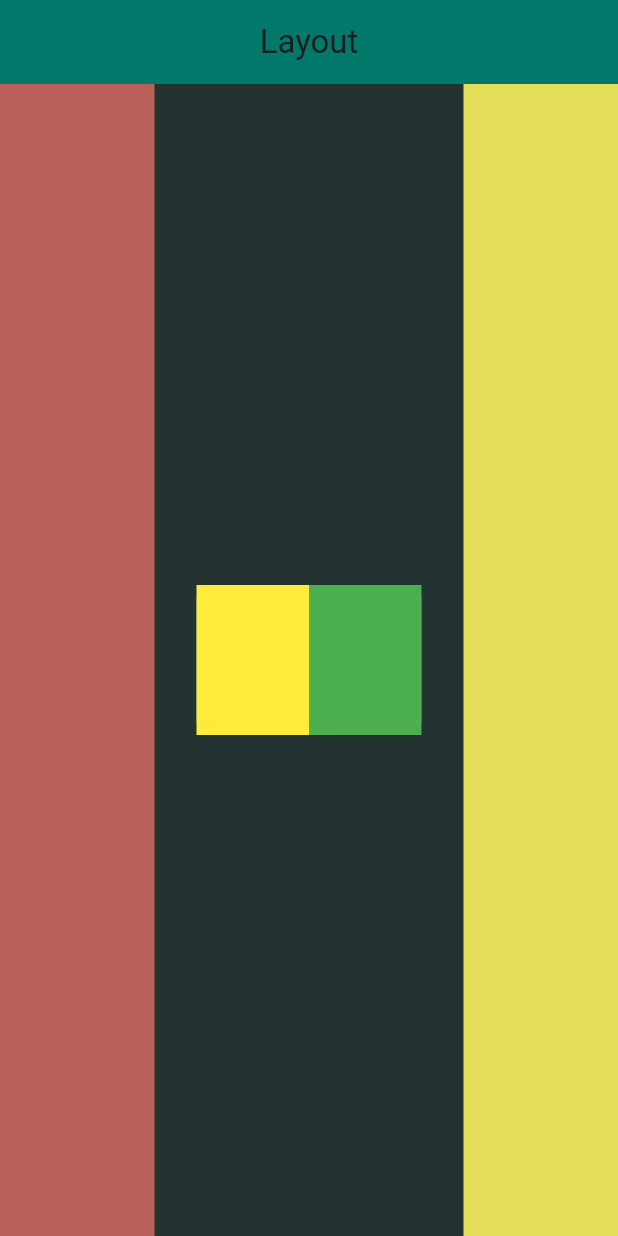
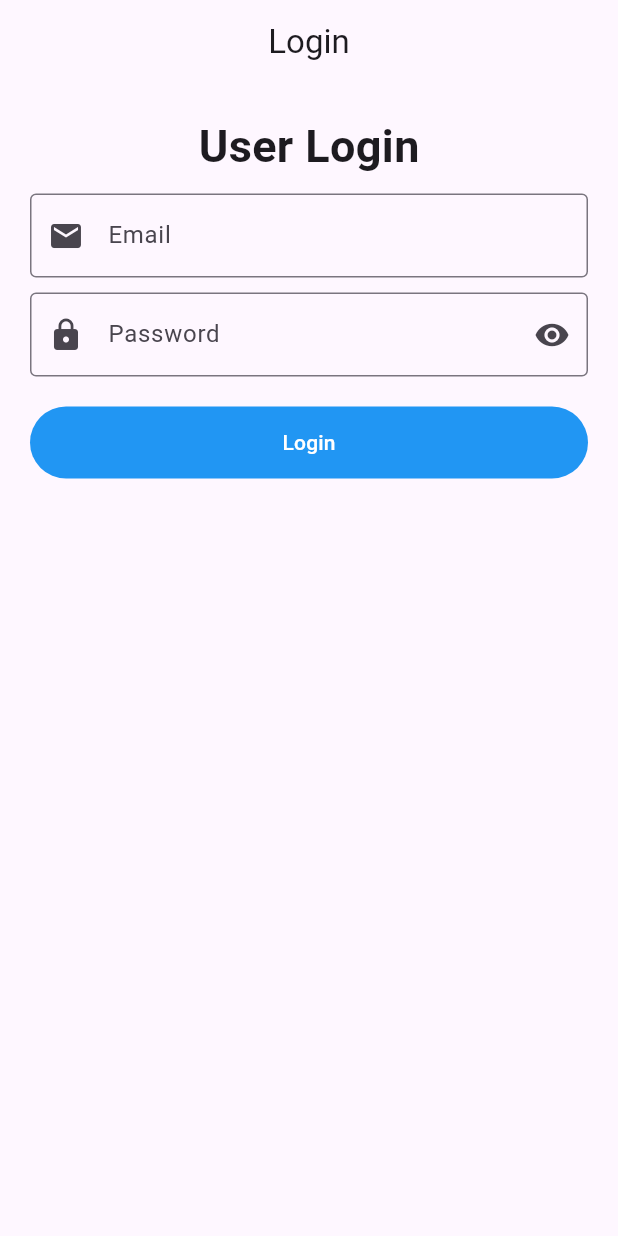
Before and after one commit to Ahmed-K-Fouda/Flutter_Header, a Flutter app: the screen it shows after launch, on a phone screen of 412 x 824 dp. Run offline on Flutter 3.47's test engine with Material 3 defaults, Android fonts, the phone set to English and light mode, and no system bars.

Commit message:
add login screen

```diff
--- /dev/null
+++ b/lib/login-screen.dart
@@ -0,0 +1,105 @@
+import 'package:flutter/material.dart';
+
+class LoginScreen extends StatefulWidget {
+  const LoginScreen({Key? key}) : super(key: key);
+
+  @override
+  State<LoginScreen> createState() => _LoginScreenState();
+}
+
+class _LoginScreenState extends State<LoginScreen> {
+  bool isVisible = true;
+  final TextEditingController emailController = TextEditingController();
+  final TextEditingController passwordController = TextEditingController();
+  final formKey = GlobalKey<FormState>();
+
+  @override
+  Widget build(BuildContext context) {
+    return Scaffold(
+      appBar: AppBar(
+        title: Text('Login'),
+        centerTitle: true,
+      ),
+      body: Padding(
+        padding: const EdgeInsets.all(20.0),
+        child: Form(
+          key: formKey,
+          child: Column(
+            children: [
+              Text(
+                'User Login',
+                style: TextStyle(fontSize: 30, fontWeight: FontWeight.bold),
+              ),
+              SizedBox(height: 10),
+              TextFormField(
+                controller: emailController,
+                validator: (value) {
+                  // final bool emailValid = RegExp(
+                  //         r"^[a-zA-Z0-9.a-zA-Z0-9.!#$%&'*+-/=?^_`{|}~]+@[a-zA-Z0-9]+\.[a-zA-Z]+")
+                  //     .hasMatch(value);
+                  if (value == null || value.isEmpty) {
+                    return 'Please enter your email';
+                  }
+                  return null;
+                },
+                keyboardType: TextInputType.emailAddress,
+                decoration: InputDecoration(
+                  labelText: 'Email',
+                  border: OutlineInputBorder(),
+                  prefixIcon: Icon(Icons.email),
+                ),
+              ),
+              SizedBox(height: 10),
+              TextFormField(
+                controller: passwordController,
+                validator: (value) {
+                  if (value == null || value.isEmpty) {
+                    return 'Please enter your password';
+                  }
+                  return null;
+                },
+                obscureText: isVisible,
+                keyboardType: TextInputType.visiblePassword,
+                decoration: InputDecoration(
+                  labelText: 'Password',
+                  suffixIcon: IconButton(
+                    onPressed: () {
+                      setState(() {
+                        isVisible = !isVisible;
+                      });
+                    },
+                    icon: Icon(
+                        isVisible ? Icons.visibility : Icons.visibility_off),
+                  ),
+                  border: OutlineInputBorder(),
+                  prefixIcon: Icon(Icons.lock),
+                ),
+              ),
+              SizedBox(height: 20),
+              Container(
+                width: double.infinity,
+                decoration: BoxDecoration(
+                  color: Colors.blue,
+                  borderRadius: BorderRadius.circular(25),
+                ),
+                child: MaterialButton(
+                  onPressed: () {
+                    if (formKey.currentState!.validate()) {
+                      // print(emailController.text);
+                      // print(passwordController.text);
+                    }
+                  },
+                  child: Text(
+                    'Login',
+                    style: TextStyle(color: Colors.white),
+                  ),
+                ),
+              ),
+              SizedBox(height: 20),
+            ],
+          ),
+        ),
+      ),
+    );
+  }
+}
--- a/lib/main.dart
+++ b/lib/main.dart
@@ -1,5 +1,7 @@
 import 'package:flutter/material.dart';
 import 'package:helloworld/home_screen.dart';
+import 'package:helloworld/login-screen.dart';
+import 'package:helloworld/messanger/messanger_screen.dart';
 
 void main() {
   runApp(const MyApp());
@@ -16,7 +18,7 @@ class MyApp extends StatelessWidget {
       theme: ThemeData(
         colorScheme: ColorScheme.fromSeed(seedColor: Colors.deepPurple),
       ),
-      home: const HomeScreen(),
+      home: const LoginScreen(),
       debugShowCheckedModeBanner: false,
     );
   }
```
